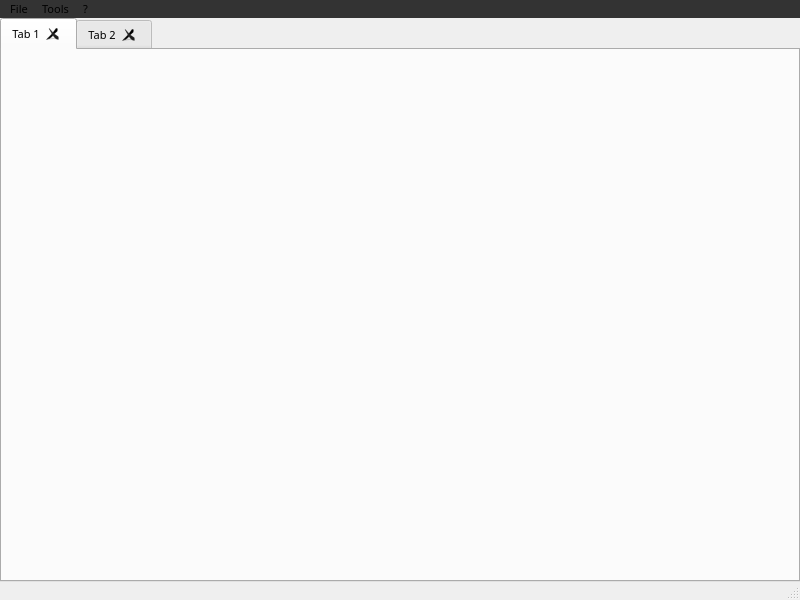
The window that mainwindow.ui (FFalcon/LightningLog) describes before a commit, drawn with Qt 5.
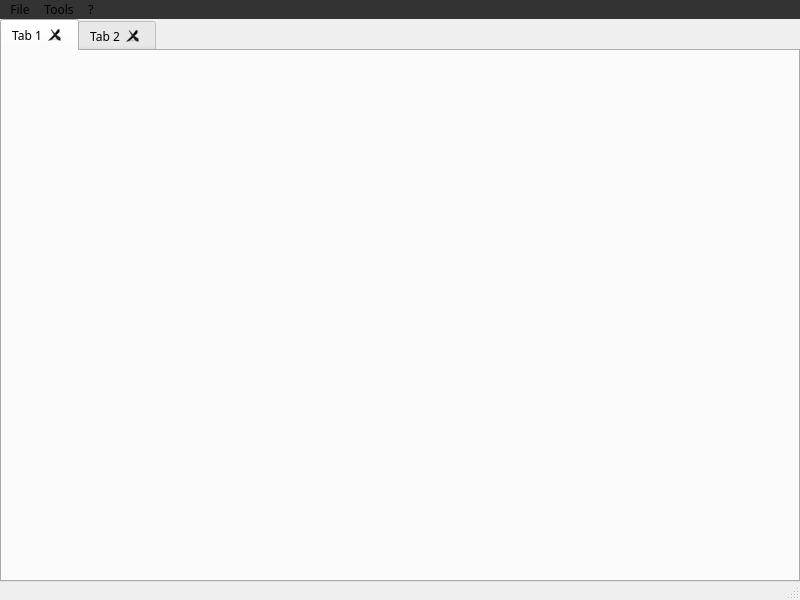
The same window after the commit. Icons and pictures are not drawn.

Diff of the .ui file:
```diff
--- a/mainwindow.ui
+++ b/mainwindow.ui
@@ -12,8 +12,8 @@
   </property>
   <property name="font">
    <font>
-    <family>Poppins</family>
-    <pointsize>8</pointsize>
+    <family>Cascadia Code</family>
+    <pointsize>9</pointsize>
     <weight>50</weight>
     <italic>false</italic>
     <bold>false</bold>
@@ -716,7 +716,7 @@
      <x>0</x>
      <y>0</y>
      <width>800</width>
-     <height>17</height>
+     <height>18</height>
     </rect>
    </property>
    <property name="styleSheet">
```
Left out of the diff: 2 changed lines with no effect on the pictures.
